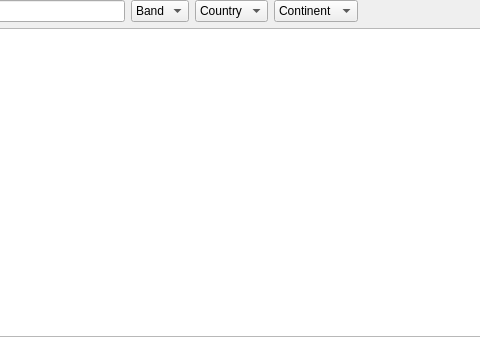
This is ui/LogbookWidget.ui in 7h0ma5/QLog as Qt 5 draws it before an edit; both pictures show x 133 to 613 and y 0 to 337 of the 809 by 337 pixel window. The edited form follows.
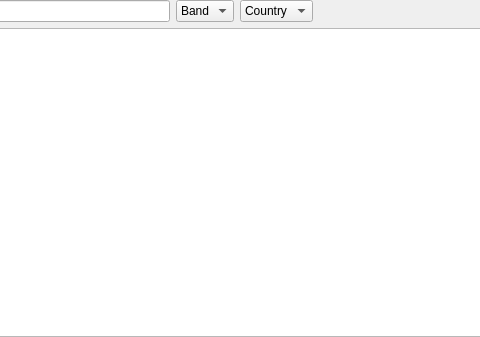
This is the edited form. Icons and pictures are not drawn.

```diff
--- a/ui/LogbookWidget.ui
+++ b/ui/LogbookWidget.ui
@@ -54,15 +54,6 @@
          </item>
         </widget>
        </item>
-       <item>
-        <widget class="QComboBox" name="comboBox_2">
-         <item>
-          <property name="text">
-           <string>Continent</string>
-          </property>
-         </item>
-        </widget>
-       </item>
        <item>
         <spacer name="horizontalSpacer">
          <property name="orientation">
```
Left out of the diff: 2 changed lines with no effect on the pictures.
